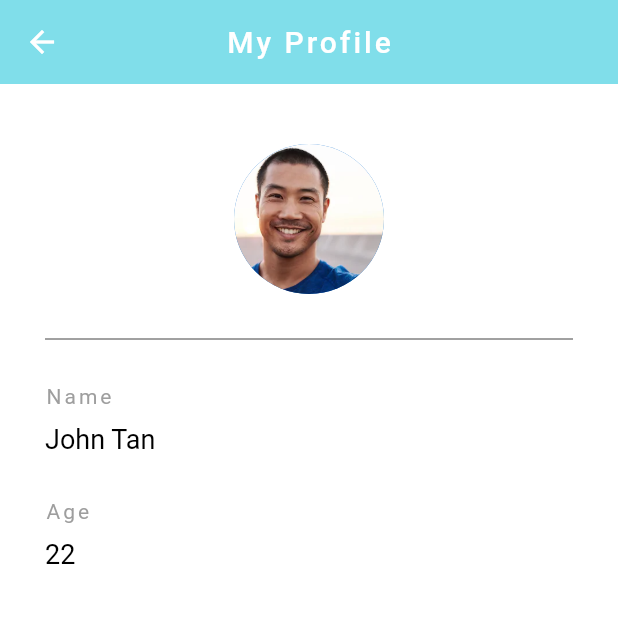
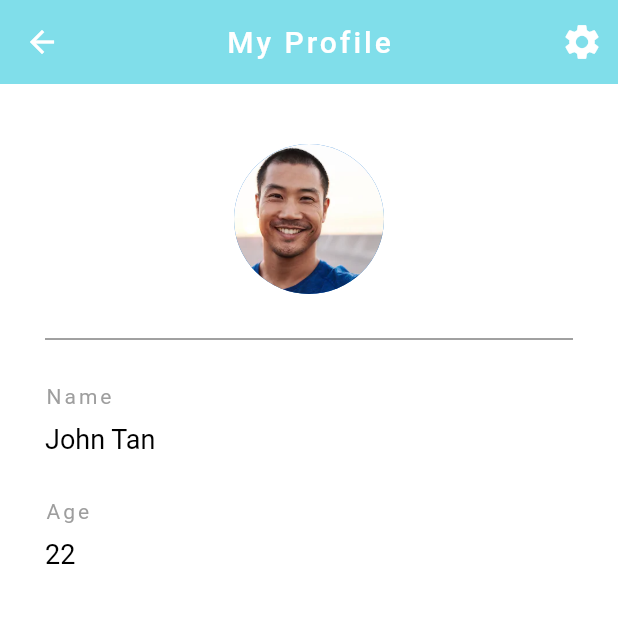
Before and after one commit to toahi/orbital, a Flutter app: the screen it shows after launch, after a tap on the "person" icon, on a phone screen of 412 x 824 dp, the top half of it. Run offline on Flutter 3.47's test engine with Material 2 defaults, Android fonts, the phone set to English and light mode, and no system bars.

Commit message:
Basic Structure of app

```diff
--- a/butterfly/lib/main.dart
+++ b/butterfly/lib/main.dart
@@ -1,7 +1,9 @@
 import 'package:flutter/material.dart';
+import 'package:tinder_cards/message_page.dart';
 import 'swipe_feed_page.dart';
 import 'profile_page.dart';
 import 'settings_page.dart';
+import 'message_page.dart';
 
 void main() => runApp(MyApp());
 
@@ -10,13 +12,14 @@ class MyApp extends StatelessWidget {
   Widget build(BuildContext context) {
     return MaterialApp(
       debugShowCheckedModeBanner: false,
-      title: 'Tinder cards demo',
+      title: 'Butterfly',
       theme: ThemeData(primarySwatch: Colors.blue),
       home: SwipeFeedPage(),
       routes: {
         '/home': (context) => SwipeFeedPage(),
         '/profile': (context) => ProfilePage(),
         '/settings': (context) => SettingsPage(),
+        '/message': (context) => MessagePage(),
       }
     );
   }
--- a/butterfly/lib/profile_page.dart
+++ b/butterfly/lib/profile_page.dart
@@ -17,6 +17,14 @@ class _ProfilePageState extends State<ProfilePage> {
             fontSize: 20.0,
             letterSpacing: 2.0
         )),
+
+          actions: <Widget>[
+        IconButton(
+            onPressed: () {
+              Navigator.pushNamed(context, '/settings');
+            },
+            icon: Icon(Icons.settings, color: Colors.white, size: 28.0))
+    ]
       ),
       backgroundColor: Colors.white,
       body: Padding(
--- a/butterfly/lib/swipe_feed_page.dart
+++ b/butterfly/lib/swipe_feed_page.dart
@@ -34,9 +34,9 @@ class _SwipeFeedPageState extends State<SwipeFeedPage> {
         actions: <Widget>[
           IconButton(
               onPressed: () {
-                Navigator.pushNamed(context, '/settings');
+                Navigator.pushNamed(context, '/message');
               },
-              icon: Icon(Icons.settings, color: Colors.white, size: 28.0)),
+              icon: Icon(Icons.message, color: Colors.white, size: 28.0)),
         ],
       ),
       backgroundColor: Colors.white,
```
Also changed, not shown: butterfly/lib/message_page.dart (added, +25 -0 lines), 3 other files.
